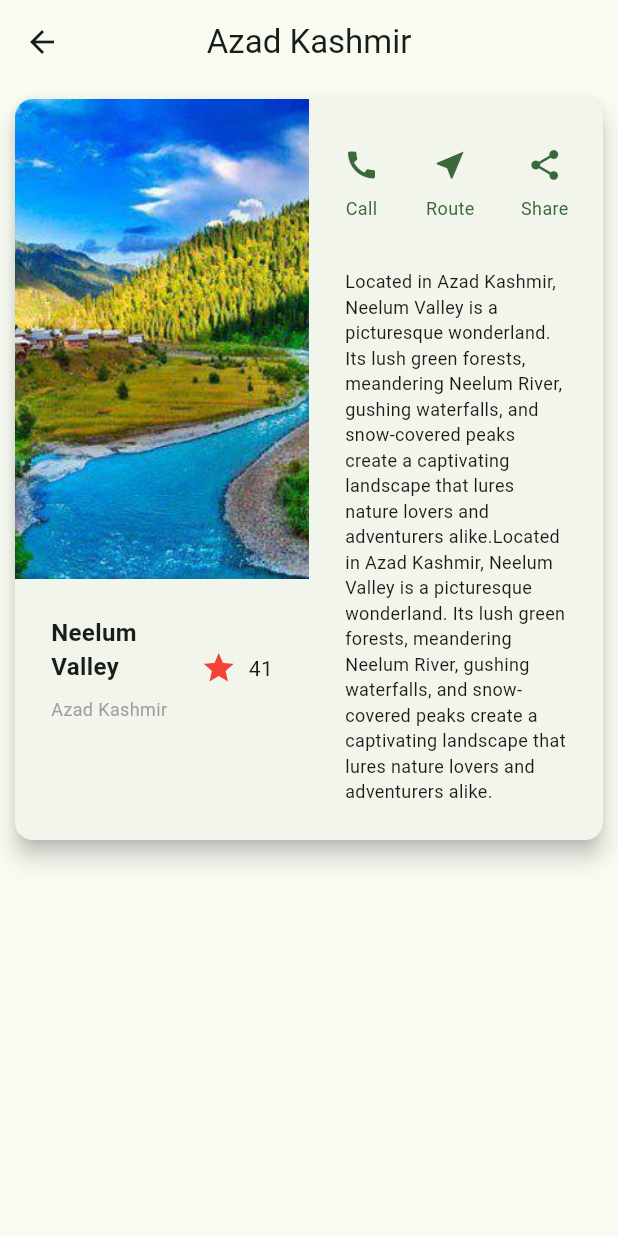
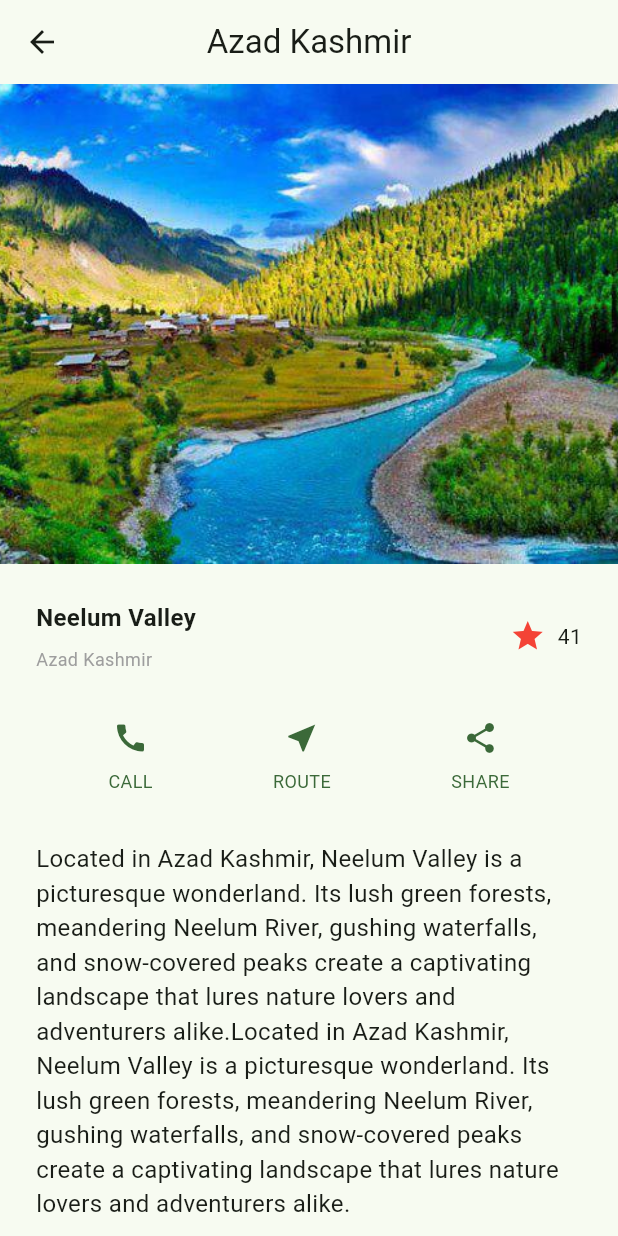
Before and after one commit to dinmukhamednurkaliyev/flutter_responsive_app, a Flutter app: the screen it shows after launch, after a tap on "Neelum Valley", on a phone screen of 412 x 824 dp. Run offline on Flutter 3.47's test engine with Material 3 defaults, Android fonts, the phone set to English and light mode, and no system bars; drawn by our look-alikes of auto_size_text.

Commit message:
feat(responsive): implement place selection flow and UI enhancements

```diff
--- a/lib/main.dart
+++ b/lib/main.dart
@@ -1,3 +1,5 @@
+import 'dart:ui';
+
 import 'package:flutter/material.dart';
 import 'package:flutter_responsive_app/pages/home_page.dart';
 
@@ -12,9 +14,18 @@ class MyApp extends StatelessWidget {
   Widget build(BuildContext context) {
     return MaterialApp(
       debugShowCheckedModeBanner: false,
+      scrollBehavior: CustomScrollBehavior(),
       title: 'Tour App - Responsive',
       theme: ThemeData(colorSchemeSeed: Colors.green),
       home: const HomePage(),
     );
   }
 }
+
+class CustomScrollBehavior extends MaterialScrollBehavior {
+  @override
+  Set<PointerDeviceKind> get dragDevices => {
+    PointerDeviceKind.mouse,
+    PointerDeviceKind.touch,
+  };
+}
--- a/lib/pages/details_page.dart
+++ b/lib/pages/details_page.dart
@@ -1,16 +1,16 @@
 import 'package:flutter/material.dart';
-import 'package:flutter_responsive_app/model/place.dart';
-import 'package:flutter_responsive_app/widgets/place_detail_widget.dart';
+
+import '../model/place.dart';
+import '../widgets/place_details_widget.dart';
 
 class DetailsPage extends StatelessWidget {
   final Place place;
-  const DetailsPage({super.key, required this.place});
+
+  const DetailsPage({required this.place, super.key});
 
   @override
-  Widget build(BuildContext context) {
-    return Scaffold(
-      appBar: AppBar(title: Text(place.subtitle), centerTitle: true),
-      body: PlaceDetailWidget(place: place),
-    );
-  }
+  Widget build(BuildContext context) => Scaffold(
+    appBar: AppBar(title: Text(place.subtitle), centerTitle: true),
+    body: PlaceDetailsWidget(place: place),
+  );
 }
--- a/lib/pages/home_page.dart
+++ b/lib/pages/home_page.dart
@@ -1,10 +1,10 @@
 import 'package:flutter/material.dart';
-import 'package:flutter_responsive_app/data/places.dart';
-import 'package:flutter_responsive_app/model/place.dart';
-import 'package:flutter_responsive_app/widgets/drawer_widget.dart';
-import 'package:flutter_responsive_app/widgets/place_detail_widget.dart';
-import 'package:flutter_responsive_app/widgets/place_gallery_widget.dart';
-import 'package:flutter_responsive_app/widgets/responsive_widget.dart';
+import '../data/places.dart';
+import '../model/place.dart';
+import '../widgets/drawer_widget.dart';
+import '../widgets/place_details_widget.dart';
+import '../widgets/place_gallery_widget.dart';
+import '../widgets/responsive_widget.dart';
 
 class HomePage extends StatefulWidget {
   const HomePage({super.key});
@@ -15,13 +15,11 @@ class HomePage extends StatefulWidget {
 
 class _HomePageState extends State<HomePage> {
   Place selectedPlace = allPlaces[0];
-  void changePlace(Place place) => setState(() {
-    selectedPlace = place;
-  });
+  void changePlace(Place place) => setState(() => selectedPlace = place);
+
   @override
   Widget build(BuildContext context) {
     final isMobile = ResponsiveWidget.isMobile(context);
-
     return Scaffold(
       appBar: AppBar(title: const Text('Tour App - Responsive')),
       drawer: isMobile ? const Drawer(child: DrawerWidget()) : null,
@@ -33,38 +31,41 @@ class _HomePageState extends State<HomePage> {
     );
   }
 
-  Widget buildMobile() {
-    return Column(children: [Expanded(child: PlaceGalleryWidget())]);
-  }
+  Widget buildMobile() => PlaceGalleryWidget(onPlaceChanged: changePlace);
 
-  Widget buildTablet() {
-    return Row(
+  Widget buildTablet() => Row(
         children: [
-        Expanded(flex: 2, child: DrawerWidget()),
-        Expanded(flex: 5, child: PlaceGalleryWidget()),
+          const Expanded(flex: 2, child: DrawerWidget()),
+          Expanded(
+            flex: 5,
+            child: PlaceGalleryWidget(onPlaceChanged: changePlace),
+          ),
         ],
       );
-  }
 
-  Widget buildDesktop() {
-    return Row(
+  Widget buildDesktop() => Row(
         children: [
           const Expanded(child: DrawerWidget()),
           Expanded(flex: 3, child: buildBody()),
         ],
       );
-  }
 
-  Widget buildBody() {
-    return Container(
+  Widget buildBody() => Container(
         color: Colors.grey[200],
         padding: const EdgeInsets.all(8.0),
         child: Column(
           children: [
-          Expanded(child: PlaceGalleryWidget()),
-          Expanded(flex: 2, child: PlaceDetailWidget(place: selectedPlace)),
+            Expanded(
+              child: PlaceGalleryWidget(
+                onPlaceChanged: changePlace,
+                isHorizontal: true,
+              ),
+            ),
+            Expanded(
+              flex: 2,
+              child: PlaceDetailsWidget(place: selectedPlace),
+            )
           ],
         ),
       );
 }
-}
--- a/lib/widgets/drawer_widget.dart
+++ b/lib/widgets/drawer_widget.dart
@@ -1,6 +1,6 @@
 import 'package:auto_size_text/auto_size_text.dart';
 import 'package:flutter/material.dart';
-import 'package:flutter_responsive_app/data/states.dart';
+import '../data/states.dart';
 
 class DrawerWidget extends StatelessWidget {
   const DrawerWidget({super.key});
@@ -8,6 +8,7 @@ class DrawerWidget extends StatelessWidget {
   @override
   Widget build(BuildContext context) {
     final fontSize = MediaQuery.of(context).size.width * 0.025;
+
     return ListView.builder(
       itemCount: allStates.length + 1,
       itemBuilder: (context, index) {
@@ -15,6 +16,19 @@ class DrawerWidget extends StatelessWidget {
             ? buildHeader(fontSize)
             : buildMenuItem(index, fontSize);
       },
+    );
+  }
+
+  Widget buildMenuItem(int index, double fontSize) {
+    return ListTile(
+      leading: const Icon(Icons.location_city),
+      title: AutoSizeText(
+        allStates[index - 1],
+        minFontSize: 18,
+        maxFontSize: 28,
+        style: TextStyle(fontSize: fontSize),
+      ),
+      selected: index == 1,
     );
   }
 
@@ -37,16 +51,4 @@ class DrawerWidget extends StatelessWidget {
       ),
     );
   }
-
-  Widget buildMenuItem(int index, double fontSize) {
-    return ListTile(
-      leading: const Icon(Icons.location_city),
-      title: AutoSizeText(
-        allStates[index - 1],
-        minFontSize: 18,
-        maxFontSize: 28,
-        style: TextStyle(fontSize: fontSize),
-      ),
-    );
-  }
 }
--- a/lib/widgets/grid_item_widget.dart
+++ b/lib/widgets/grid_item_widget.dart
@@ -1,26 +1,42 @@
 import 'package:auto_size_text/auto_size_text.dart';
 import 'package:flutter/material.dart';
-import 'package:flutter_responsive_app/model/place.dart';
-import 'package:flutter_responsive_app/pages/details_page.dart';
+import '../model/place.dart';
+import '../pages/details_page.dart';
+import 'responsive_widget.dart';
 
 class GridItemWidget extends StatelessWidget {
+  const GridItemWidget({
+    required this.place,
+    required this.onPlaceChanged,
+    super.key,
+  });
+
   final Place place;
-  const GridItemWidget({super.key, required this.place});
+  final ValueChanged<Place> onPlaceChanged;
 
   @override
   Widget build(BuildContext context) {
     final fontSize = MediaQuery.of(context).size.width * 0.025;
+
     return Card(
       clipBehavior: Clip.antiAlias,
       elevation: 6,
-      shape: RoundedRectangleBorder(borderRadius: BorderRadius.circular(10)),
+      shape: RoundedRectangleBorder(borderRadius: BorderRadius.circular(6)),
       child: InkWell(
-        onTap:
-            () => Navigator.of(context).push(
+        onTap: () {
+          final isMobile = ResponsiveWidget.isMobile(context);
+          final isTablet = ResponsiveWidget.isTablet(context);
+
+          if (isMobile || isTablet) {
+            Navigator.of(context).push(
               MaterialPageRoute(
                 builder: (context) => DetailsPage(place: place),
               ),
-            ),
+            );
+          } else {
+            onPlaceChanged(place);
+          }
+        },
         child: GridTile(
           footer: GridTileBar(
             backgroundColor: Colors.black45,
--- a/lib/widgets/place_detail_widget.dart
+++ /dev/null
@@ -1,151 +0,0 @@
-import 'package:auto_size_text/auto_size_text.dart';
-import 'package:flutter/material.dart';
-import 'package:flutter_responsive_app/model/place.dart';
-
-class PlaceDetailWidget extends StatelessWidget {
-  final Place place;
-  const PlaceDetailWidget({super.key, required this.place});
-
-  @override
-  Widget build(BuildContext context) {
-    final color = Theme.of(context).primaryColor;
-    final fontSize = MediaQuery.of(context).size.width * 0.025;
-
-    return LayoutBuilder(
-      builder:
-          (_, constraints) =>
-              constraints.maxHeight >= 600.0
-                  ? buildLargeWidget(color, fontSize)
-                  : buildSmallWidget(color, fontSize),
-    );
-  }
-
-  Widget buildSmallWidget(Color color, double fontSize) {
-    return ListView(
-      children: [
-        Image.asset(
-          place.image,
-          height: 320,
-          width: double.infinity,
-          fit: BoxFit.cover,
-        ),
-        buildTitle(fontSize),
-        buildButtons(color),
-        buildDescription(fontSize),
-      ],
-    );
-  }
-
-  Widget buildLargeWidget(Color color, double fontSize) {
-    return SingleChildScrollView(
-      child: Card(
-        clipBehavior: Clip.antiAlias,
-        elevation: 6,
-        margin: const EdgeInsets.all(10),
-        child: Row(
-          crossAxisAlignment: CrossAxisAlignment.start,
-          children: [
-            Expanded(
-              child: Column(
-                children: [
-                  Image.asset(
-                    place.image,
-                    height: 320,
-                    width: double.infinity,
-                    fit: BoxFit.cover,
-                  ),
-                  buildTitle(fontSize),
-                ],
-              ),
-            ),
-            Expanded(
-              child: Column(
-                children: [
-                  Padding(
-                    padding: const EdgeInsets.only(top: 24.0),
-                    child: buildButtons(color),
-                  ),
-                  buildDescription(fontSize),
-                ],
-              ),
-            ),
-          ],
-        ),
-      ),
-    );
-  }
-
-  Widget buildTitle(double fontSize) {
-    return Container(
-      padding: const EdgeInsets.all(24),
-      child: Row(
-        children: [
-          Expanded(
-            child: Column(
-              crossAxisAlignment: CrossAxisAlignment.start,
-              children: [
-                AutoSizeText(
-                  place.title,
-                  minFontSize: 16,
-                  maxFontSize: 32,
-                  style: TextStyle(
-                    fontWeight: FontWeight.bold,
-                    fontSize: fontSize,
-                  ),
-                ),
-                const SizedBox(height: 8.0),
-                AutoSizeText(
-                  place.subtitle,
-                  minFontSize: 12,
-                  maxFontSize: 22,
-                  style: TextStyle(fontSize: fontSize, color: Colors.grey[500]),
-                ),
-              ],
-            ),
-          ),
-          Icon(Icons.star, color: Colors.red[500]),
-          const SizedBox(width: 8.0),
-          const AutoSizeText('41'),
-        ],
-      ),
-    );
-  }
-
-  Widget buildButtons(Color color) {
-    return Row(
-      mainAxisAlignment: MainAxisAlignment.spaceEvenly,
-      children: [
-        buildButton(color, Icons.call, 'Call'),
-        buildButton(color, Icons.near_me, 'Route'),
-        buildButton(color, Icons.share, 'Share'),
-      ],
-    );
-  }
-
-  Widget buildButton(Color color, IconData icon, String label) {
-    return Padding(
-      padding: const EdgeInsets.all(8.0),
-      child: Column(
-        mainAxisSize: MainAxisSize.min,
-        mainAxisAlignment: MainAxisAlignment.center,
-        children: [
-          Icon(icon, color: color),
-          const SizedBox(height: 8.0),
-          Text(label, style: TextStyle(fontSize: 12, color: color)),
-        ],
-      ),
-    );
-  }
-
-  Widget buildDescription(double fontSize) {
-    return Padding(
-      padding: const EdgeInsets.all(24),
-      child: AutoSizeText(
-        place.description,
-        minFontSize: 12,
-        maxFontSize: 24,
-        style: TextStyle(fontSize: fontSize),
-      ),
-    );
-  }
-}
--- /dev/null
+++ b/lib/widgets/place_details_widget.dart
@@ -0,0 +1,139 @@
+import 'package:auto_size_text/auto_size_text.dart';
+import 'package:flutter/material.dart';
+import '../model/place.dart';
+
+class PlaceDetailsWidget extends StatelessWidget {
+  final Place place;
+
+  const PlaceDetailsWidget({super.key, required this.place});
+
+  @override
+  Widget build(BuildContext context) {
+    final color = Theme.of(context).primaryColor;
+    final fontSize = MediaQuery.of(context).size.width * 0.025;
+
+    return LayoutBuilder(
+      builder: (_, constraints) => buildSmallWidget(color, fontSize),
+    );
+  }
+
+  Widget buildLargeWidget(Color color, double fontSize) =>
+      SingleChildScrollView(
+        child: Card(
+          clipBehavior: Clip.antiAlias,
+          elevation: 6,
+          margin: const EdgeInsets.all(10),
+          child: Row(
+            crossAxisAlignment: CrossAxisAlignment.start,
+            children: [
+              Expanded(
+                child: Column(
+                  children: [
+                    Image.asset(
+                      place.image,
+                      height: 320,
+                      width: double.infinity,
+                      fit: BoxFit.cover,
+                    ),
+                    buildTitle(fontSize),
+                  ],
+                ),
+              ),
+              Expanded(
+                child: Column(
+                  children: [
+                    Padding(
+                      padding: const EdgeInsets.only(top: 24.0),
+                      child: buildButtons(color),
+                    ),
+                    buildDescription(fontSize),
+                  ],
+                ),
+              ),
+            ],
+          ),
+        ),
+      );
+
+  Widget buildSmallWidget(Color color, double fontSize) {
+    return ListView(
+      children: [
+        Image.asset(
+          place.image,
+          height: 320,
+          width: double.infinity,
+          fit: BoxFit.cover,
+        ),
+        buildTitle(fontSize),
+        buildButtons(color),
+        buildDescription(fontSize),
+      ],
+    );
+  }
+
+  Widget buildTitle(double fontSize) => Container(
+    padding: const EdgeInsets.all(24),
+    child: Row(
+      children: [
+        Expanded(
+          child: Column(
+            crossAxisAlignment: CrossAxisAlignment.start,
+            children: [
+              AutoSizeText(
+                place.title,
+                minFontSize: 16,
+                maxFontSize: 32,
+                style: TextStyle(
+                  fontSize: fontSize,
+                  fontWeight: FontWeight.bold,
+                ),
+              ),
+              const SizedBox(height: 8.0),
+              AutoSizeText(
+                place.subtitle,
+                minFontSize: 12,
+                maxFontSize: 22,
+                style: TextStyle(color: Colors.grey[500], fontSize: fontSize),
+              ),
+            ],
+          ),
+        ),
+        Icon(Icons.star, color: Colors.red[500]),
+        const SizedBox(width: 8),
+        const Text('41'),
+      ],
+    ),
+  );
+
+  Widget buildButtons(Color color) => Row(
+    mainAxisAlignment: MainAxisAlignment.spaceEvenly,
+    children: [
+      buildButton(color, Icons.call, 'CALL'),
+      buildButton(color, Icons.near_me, 'ROUTE'),
+      buildButton(color, Icons.share, 'SHARE'),
+    ],
+  );
+
+  Widget buildDescription(double fontSize) => Padding(
+    padding: const EdgeInsets.all(24),
+    child: AutoSizeText(
+      place.description,
+      minFontSize: 16,
+      maxFontSize: 22,
+      style: TextStyle(fontSize: fontSize),
+    ),
+  );
+
+  Widget buildButton(Color color, IconData icon, String label) => Padding(
+    padding: const EdgeInsets.all(8.0),
+    child: Column(
+      mainAxisSize: MainAxisSize.min,
+      mainAxisAlignment: MainAxisAlignment.center,
+      children: [
+        Icon(icon, color: color),
+        const SizedBox(height: 8),
+        Text(label, style: TextStyle(fontSize: 12, color: color)),
+      ],
+    ),
+  );
+}
--- a/lib/widgets/place_gallery_widget.dart
+++ b/lib/widgets/place_gallery_widget.dart
@@ -1,22 +1,37 @@
 import 'package:flutter/material.dart';
-import 'package:flutter_responsive_app/data/places.dart';
-import 'package:flutter_responsive_app/widgets/grid_item_widget.dart';
+import '../data/places.dart';
+import '../model/place.dart';
+import 'grid_item_widget.dart';
 
 class PlaceGalleryWidget extends StatelessWidget {
-  const PlaceGalleryWidget({super.key});
+  final ValueChanged<Place> onPlaceChanged;
+  final bool isHorizontal;
+
+  const PlaceGalleryWidget({
+    super.key,
+    required this.onPlaceChanged,
+    this.isHorizontal = false,
+  });
 
   @override
-  Widget build(BuildContext context) {
-    return Container(
+  Widget build(BuildContext context) => Container(
     color: Colors.grey[200],
     child: GridView.count(
-        crossAxisCount: 2,
-        scrollDirection: Axis.vertical,
+      crossAxisCount: isHorizontal ? 1 : 2,
+      scrollDirection: isHorizontal ? Axis.horizontal : Axis.vertical,
+      mainAxisSpacing: 8,
+      crossAxisSpacing: 8,
+      padding: const EdgeInsets.all(8),
+      childAspectRatio: 1 / 1.2,
       children:
           allPlaces
-                .map<Widget>((place) => GridItemWidget(place: place))
+              .map<Widget>(
+                (place) => GridItemWidget(
+                  place: place,
+                  onPlaceChanged: onPlaceChanged,
+                ),
+              )
               .toList(),
     ),
   );
 }
-}
--- a/lib/widgets/responsive_widget.dart
+++ b/lib/widgets/responsive_widget.dart
@@ -4,6 +4,7 @@ class ResponsiveWidget extends StatelessWidget {
   final Widget mobile;
   final Widget? tablet;
   final Widget desktop;
+
   const ResponsiveWidget({
     super.key,
     required this.mobile,
@@ -11,17 +12,14 @@ class ResponsiveWidget extends StatelessWidget {
     required this.desktop,
   });
 
-  static bool isMobile(BuildContext context) {
-    return MediaQuery.of(context).size.width <= 600;
-  }
+  static bool isMobile(BuildContext context) =>
+      MediaQuery.of(context).size.width <= 600;
 
-  static bool isTablet(BuildContext context) {
-    return MediaQuery.of(context).size.width < 840;
-  }
+  static bool isTablet(BuildContext context) =>
+      MediaQuery.of(context).size.width < 840;
 
-  static bool isDesktop(BuildContext context) {
-    return MediaQuery.of(context).size.width >= 840;
-  }
+  static bool isDesktop(BuildContext context) =>
+      MediaQuery.of(context).size.width >= 840;
 
   @override
   Widget build(BuildContext context) {
```
Also changed, not shown: 1 other file. Lines whose indentation alone changed are shown as unchanged.
